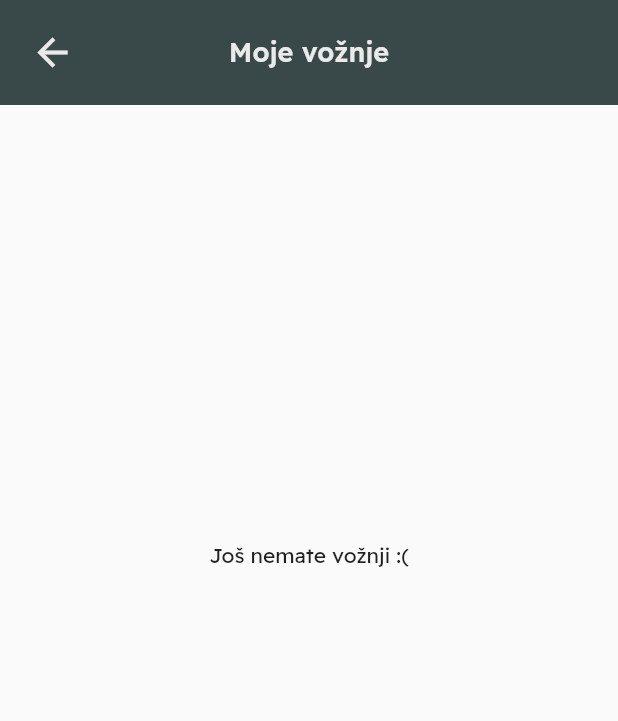
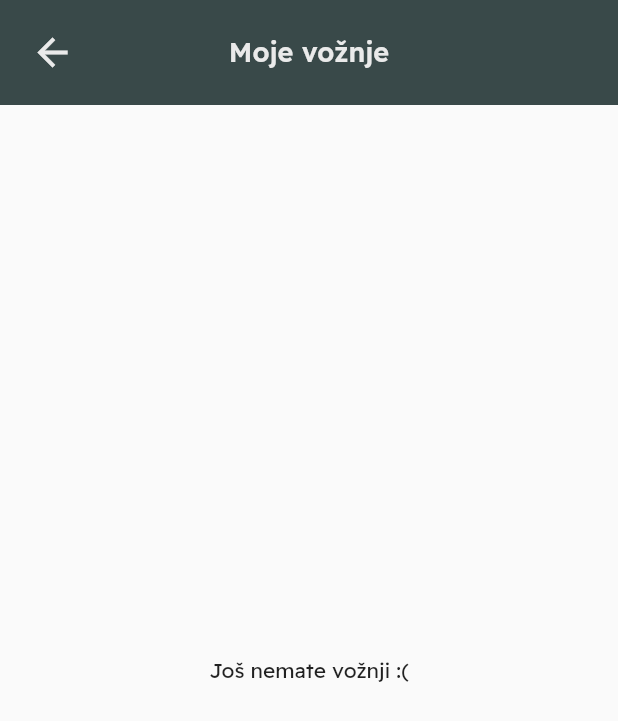
Before and after one commit to CroAnna/BikerZone, a Flutter app: the MyRidesScreen screen opened directly, on a phone screen of 412 x 824 dp. Shown: the top 721 px of the screen. Run offline on Flutter 3.47's test engine with Material 2 defaults, Android fonts, the phone set to English and light mode, and no system bars; our stand-ins replace cloud_firestore, dot_navigation_bar, firebase_auth, firebase_core, firebase_storage, fluttertoast and 1 more; accounts and stored records are empty.

Commit message:
[FIX] screen height of find ride and my rides screen

```diff
--- a/lib/screens/my_rides_screen.dart
+++ b/lib/screens/my_rides_screen.dart
@@ -8,7 +8,7 @@ import 'package:firebase_auth/firebase_auth.dart';
 import 'package:flutter/material.dart';
 
 class MyRidesScreen extends StatefulWidget {
-  MyRidesScreen({super.key});
+  const MyRidesScreen({super.key});
 
   @override
   State<MyRidesScreen> createState() => _MyRidesScreenState();
@@ -28,7 +28,6 @@ class _MyRidesScreenState extends State<MyRidesScreen> {
   Widget build(BuildContext context) {
     return Scaffold(
       body: SafeArea(
-          child: SingleChildScrollView(
           child: Column(
         children: [
           TopNavigationCustom(
@@ -37,7 +36,8 @@ class _MyRidesScreenState extends State<MyRidesScreen> {
             rightIcon: null,
             isSmall: true,
           ),
-            StreamBuilder<QuerySnapshot>(
+          Expanded(
+            child: StreamBuilder<QuerySnapshot>(
                 stream: _streamRides,
                 builder: (context, snapshot) {
                   if (snapshot.hasError) {
@@ -49,9 +49,7 @@ class _MyRidesScreenState extends State<MyRidesScreen> {
 
                   final rides = snapshot.data!.docs;
 
-                  return SizedBox(
-                      height: 600, // TODO FIX
-                      child: rides.isEmpty
+                  return rides.isEmpty
                       ? const Center(
                           child: Text("Još nemate vožnji :("),
                         )
@@ -96,10 +94,10 @@ class _MyRidesScreenState extends State<MyRidesScreen> {
                                   }
                                 });
                           },
-                            ));
-                })
+                        );
+                }),
+          )
         ],
-        ),
       )),
     );
   }
```
Also changed, not shown: lib/screens/find_ride_screen.dart (+7 -16 lines). Lines whose indentation alone changed are shown as unchanged.
